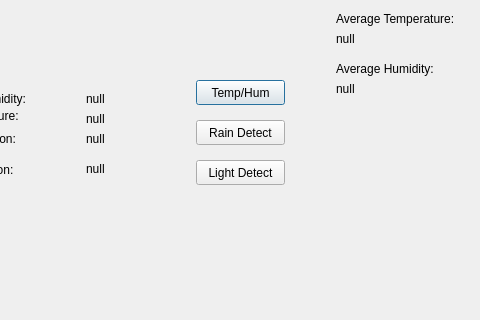
The window that WeatherStation/WeatherStation/dialog.ui (petarstamenkovic/WeatherStation_RPi_Project) describes before a commit, drawn with Qt 5; both pictures show x 154 to 634 and y 0 to 320 of the 1235 by 763 pixel window.
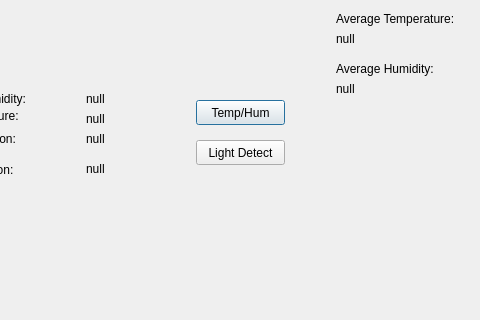
The same window after the commit.

Commit message: Hopefully fixed a crash issue, should be printing it now

Diff of the .ui file:
```diff
--- a/WeatherStation/WeatherStation/dialog.ui
+++ b/WeatherStation/WeatherStation/dialog.ui
@@ -17,7 +17,7 @@
    <property name="geometry">
     <rect>
      <x>350</x>
-     <y>80</y>
+     <y>100</y>
      <width>89</width>
      <height>25</height>
     </rect>
@@ -26,24 +26,11 @@
     <string>Temp/Hum</string>
    </property>
   </widget>
-  <widget class="QPushButton" name="rain_button">
-   <property name="geometry">
-    <rect>
-     <x>350</x>
-     <y>120</y>
-     <width>89</width>
-     <height>25</height>
-    </rect>
-   </property>
-   <property name="text">
-    <string>Rain Detect</string>
-   </property>
-  </widget>
   <widget class="QPushButton" name="light_button">
    <property name="geometry">
     <rect>
      <x>350</x>
-     <y>160</y>
+     <y>140</y>
      <width>89</width>
      <height>25</height>
     </rect>
```
The commit also changes 2 other files.
